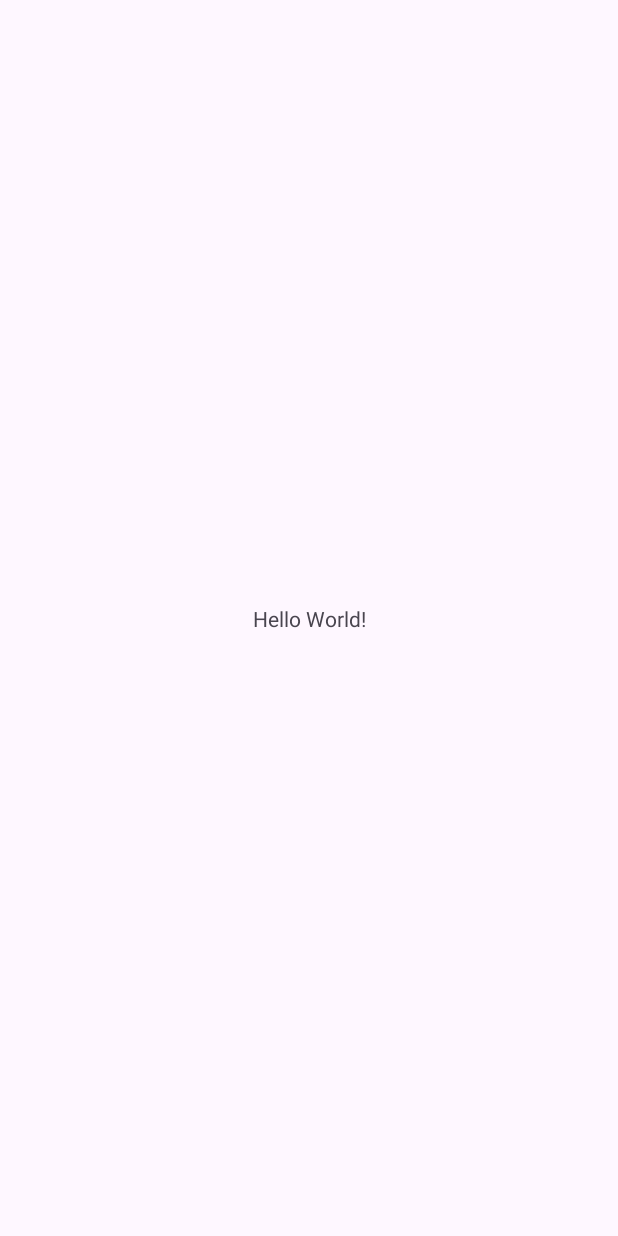
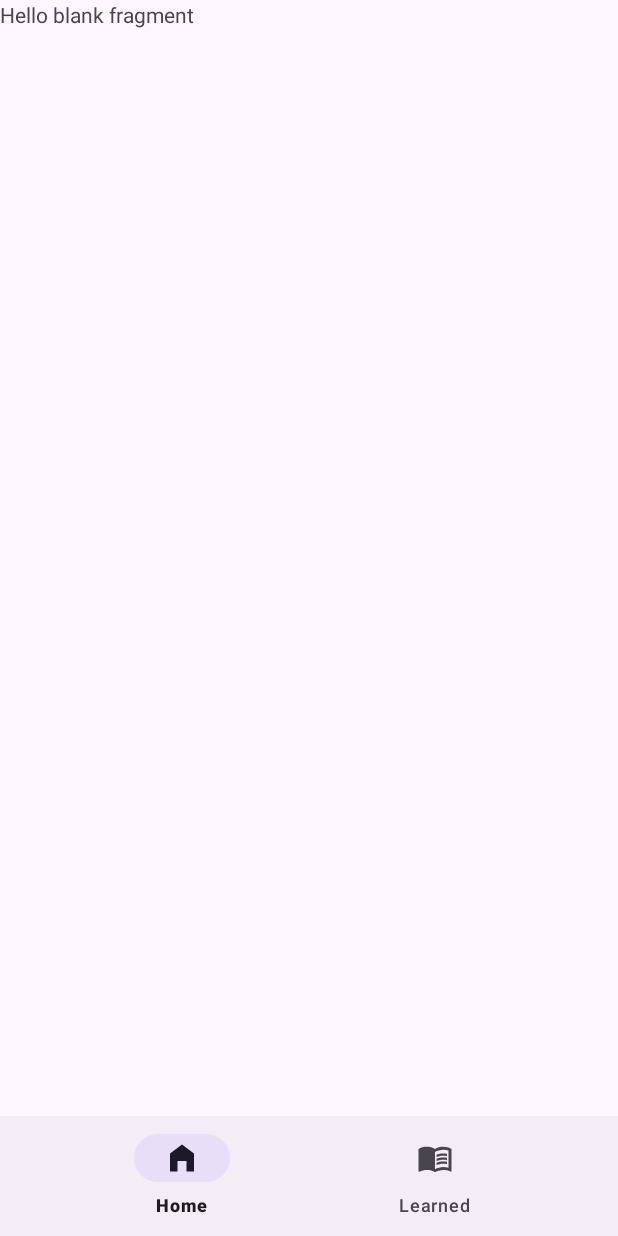
Before and after one commit to TunahanKaryagdi/WordMate, an Android app: the screen it shows after launch (MainActivity), on a phone screen of 412 x 824 dp. Before the commit the screen is almost empty. Run offline under Robolectric (Android 15) with nearby library versions, the phone set to English and light mode, and no system bars.

Commit message:
add: bottom navigation and navigation

```diff
--- a/app/build.gradle.kts
+++ b/app/build.gradle.kts
@@ -41,11 +41,16 @@ dependencies {
     implementation(libs.androidx.appcompat)
     implementation(libs.material)
     implementation(libs.androidx.activity)
+    implementation (libs.androidx.fragment.ktx)
     implementation(libs.androidx.constraintlayout)
     testImplementation(libs.junit)
     androidTestImplementation(libs.androidx.junit)
     androidTestImplementation(libs.androidx.espresso.core)
 
-    implementation (libs.androidx.fragment.ktx)
+    //Navigation
+    implementation(libs.androidx.navigation.fragment.ktx)
+    implementation(libs.androidx.navigation.ui.ktx)
+
+
 
 }
--- /dev/null
+++ b/app/src/main/res/drawable/ic_home.xml
@@ -0,0 +1,5 @@
+<vector xmlns:android="http://schemas.android.com/apk/res/android" android:height="24dp" android:tint="#000000" android:viewportHeight="24" android:viewportWidth="24" android:width="24dp">
+
+    <path android:fillColor="@android:color/white" android:pathData="M12,3L4,9v12h5v-7h6v7h5V9z"/>
+
+</vector>
--- /dev/null
+++ b/app/src/main/res/drawable/ic_learned.xml
@@ -0,0 +1,11 @@
+<vector xmlns:android="http://schemas.android.com/apk/res/android" android:autoMirrored="true" android:height="24dp" android:tint="#000000" android:viewportHeight="24" android:viewportWidth="24" android:width="24dp">
+
+    <path android:fillColor="@android:color/white" android:pathData="M21,5c-1.11,-0.35 -2.33,-0.5 -3.5,-0.5c-1.95,0 -4.05,0.4 -5.5,1.5c-1.45,-1.1 -3.55,-1.5 -5.5,-1.5S2.45,4.9 1,6v14.65c0,0.25 0.25,0.5 0.5,0.5c0.1,0 0.15,-0.05 0.25,-0.05C3.1,20.45 5.05,20 6.5,20c1.95,0 4.05,0.4 5.5,1.5c1.35,-0.85 3.8,-1.5 5.5,-1.5c1.65,0 3.35,0.3 4.75,1.05c0.1,0.05 0.15,0.05 0.25,0.05c0.25,0 0.5,-0.25 0.5,-0.5V6C22.4,5.55 21.75,5.25 21,5zM21,18.5c-1.1,-0.35 -2.3,-0.5 -3.5,-0.5c-1.7,0 -4.15,0.65 -5.5,1.5V8c1.35,-0.85 3.8,-1.5 5.5,-1.5c1.2,0 2.4,0.15 3.5,0.5V18.5z"/>
+
+    <path android:fillColor="@android:color/white" android:pathData="M17.5,10.5c0.88,0 1.73,0.09 2.5,0.26V9.24C19.21,9.09 18.36,9 17.5,9c-1.7,0 -3.24,0.29 -4.5,0.83v1.66C14.13,10.85 15.7,10.5 17.5,10.5z"/>
+
+    <path android:fillColor="@android:color/white" android:pathData="M13,12.49v1.66c1.13,-0.64 2.7,-0.99 4.5,-0.99c0.88,0 1.73,0.09 2.5,0.26V11.9c-0.79,-0.15 -1.64,-0.24 -2.5,-0.24C15.8,11.66 14.26,11.96 13,12.49z"/>
+
+    <path android:fillColor="@android:color/white" android:pathData="M17.5,14.33c-1.7,0 -3.24,0.29 -4.5,0.83v1.66c1.13,-0.64 2.7,-0.99 4.5,-0.99c0.88,0 1.73,0.09 2.5,0.26v-1.52C19.21,14.41 18.36,14.33 17.5,14.33z"/>
+
+</vector>
--- a/app/src/main/res/layout/activity_main.xml
+++ b/app/src/main/res/layout/activity_main.xml
@@ -7,13 +7,22 @@
     android:layout_height="match_parent"
     tools:context=".MainActivity">
 
-    <TextView
-        android:layout_width="wrap_content"
+    <androidx.fragment.app.FragmentContainerView
+        android:id="@+id/fragmentContainerView"
+        android:layout_width="match_parent"
+        android:layout_height="0dp"
+        app:layout_constraintTop_toTopOf="parent"
+        app:layout_constraintBottom_toTopOf="@id/bottomNavigationView"
+        app:defaultNavHost="true"
+        android:name="androidx.navigation.fragment.NavHostFragment"
+        app:navGraph="@navigation/nav_graph"/>
+
+    <com.google.android.material.bottomnavigation.BottomNavigationView
+        android:id="@+id/bottomNavigationView"
+        android:layout_width="match_parent"
         android:layout_height="wrap_content"
-        android:text="Hello World!"
+        app:layout_constraintTop_toBottomOf="@id/fragmentContainerView"
         app:layout_constraintBottom_toBottomOf="parent"
-        app:layout_constraintEnd_toEndOf="parent"
-        app:layout_constraintStart_toStartOf="parent"
-        app:layout_constraintTop_toTopOf="parent" />
+        app:menu="@menu/bottom_menu"/>
 
 </androidx.constraintlayout.widget.ConstraintLayout>
--- /dev/null
+++ b/app/src/main/res/menu/bottom_menu.xml
@@ -0,0 +1,14 @@
+<?xml version="1.0" encoding="utf-8"?>
+<menu xmlns:android="http://schemas.android.com/apk/res/android">
+
+    <item
+        android:id="@+id/homeFragment"
+        android:title="@string/home"
+        android:icon="@drawable/ic_home" />
+
+    <item
+        android:id="@+id/learnedFragment"
+        android:title="@string/learned"
+        android:icon="@drawable/ic_learned"/>
+
+</menu>
--- /dev/null
+++ b/app/src/main/res/navigation/nav_graph.xml
@@ -0,0 +1,22 @@
+<?xml version="1.0" encoding="utf-8"?>
+<navigation xmlns:android="http://schemas.android.com/apk/res/android"
+    xmlns:app="http://schemas.android.com/apk/res-auto"
+    xmlns:tools="http://schemas.android.com/tools"
+    android:id="@+id/nav_graph"
+    app:startDestination="@id/homeFragment">
+
+    <fragment
+        android:id="@+id/homeFragment"
+        android:name="com.tunahankaryagdi.wordmate.home.HomeFragment"
+        android:label="fragment_home"
+        tools:layout="@layout/fragment_home" >
+        <action
+            android:id="@+id/action_homeFragment_to_learnedFragment"
+            app:destination="@id/learnedFragment" />
+    </fragment>
+    <fragment
+        android:id="@+id/learnedFragment"
+        android:name="com.tunahankaryagdi.wordmate.learned.LearnedFragment"
+        android:label="fragment_learned"
+        tools:layout="@layout/fragment_learned" />
+</navigation>
--- a/app/src/main/res/values/strings.xml
+++ b/app/src/main/res/values/strings.xml
@@ -1,5 +1,6 @@
 <resources>
     <string name="app_name">WordMate</string>
-    <!-- TODO: Remove or change this placeholder text -->
     <string name="hello_blank_fragment">Hello blank fragment</string>
+    <string name="home">Home</string>
+    <string name="learned">Learned</string>
 </resources>
--- a/gradle/libs.versions.toml
+++ b/gradle/libs.versions.toml
@@ -10,10 +10,14 @@ appcompat = "1.7.0"
 material = "1.12.0"
 activity = "1.9.1"
 constraintlayout = "2.1.4"
+navigationFragmentKtx = "2.8.0"
+navigationUiKtx = "2.8.0"
 
 [libraries]
 androidx-core-ktx = { group = "androidx.core", name = "core-ktx", version.ref = "coreKtx" }
 androidx-fragment-ktx = { module = "androidx.fragment:fragment-ktx", version.ref = "fragmentKtx" }
+androidx-navigation-ui-ktx = { module = "androidx.navigation:navigation-ui-ktx", version.ref = "navigationUiKtx" }
+androidx-navigation-fragment-ktx = { module = "androidx.navigation:navigation-fragment-ktx", version.ref = "navigationFragmentKtx" }
 junit = { group = "junit", name = "junit", version.ref = "junit" }
 androidx-junit = { group = "androidx.test.ext", name = "junit", version.ref = "junitVersion" }
 androidx-espresso-core = { group = "androidx.test.espresso", name = "espresso-core", version.ref = "espressoCore" }
```
